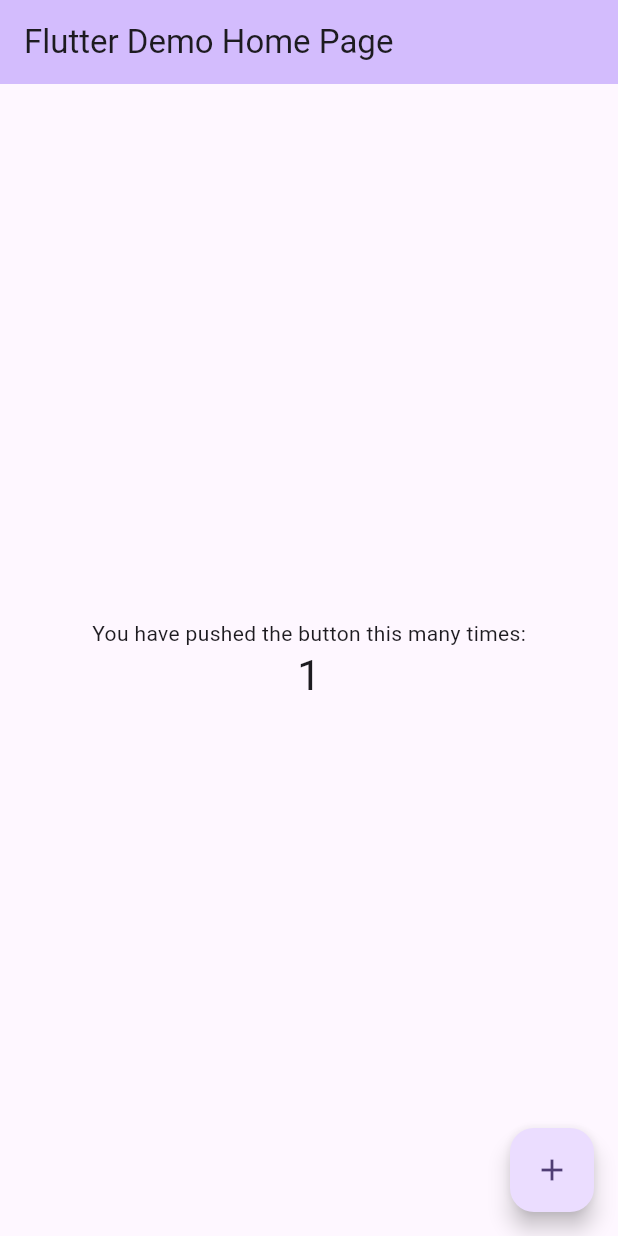
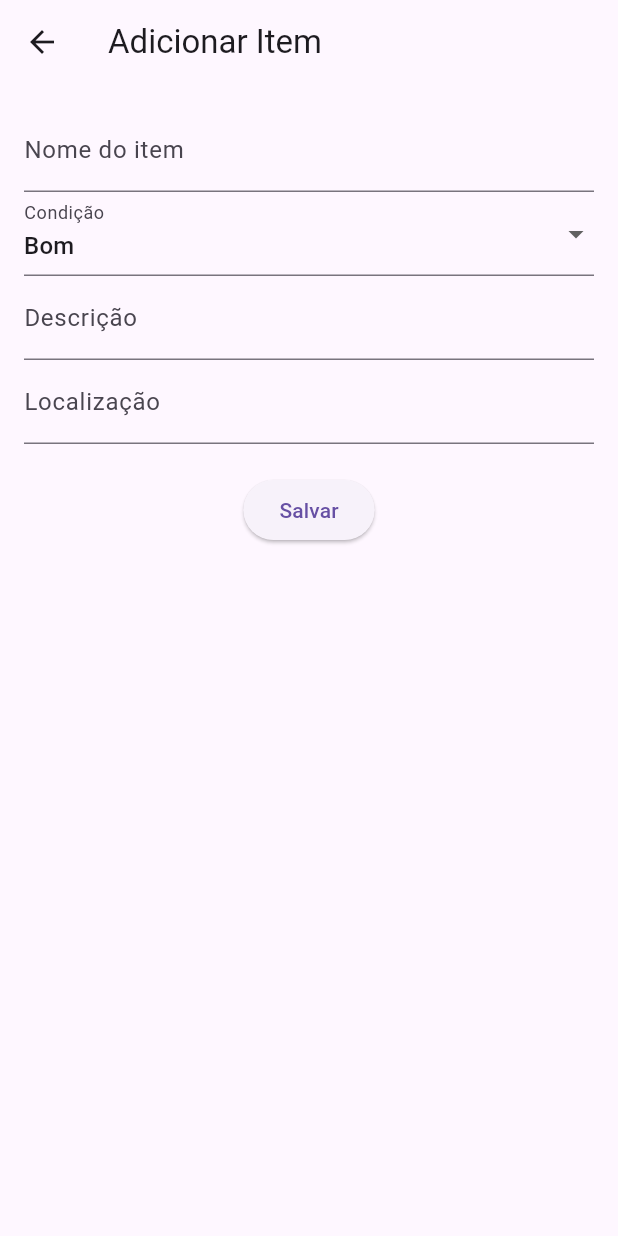
Before and after one commit to Vcards01/simple_inventory, a Flutter app: the screen it shows after launch, after a tap on the "add" icon, on a phone screen of 412 x 824 dp. Run offline on Flutter 3.47's test engine with Material 3 defaults, Android fonts, the light colour scheme and no system bars; our stand-ins replace sqflite; accounts and stored records are empty.

Commit message:
Tela inicial, Tela de adição e tela de edicao/exclusao

```diff
--- a/lib/main.dart
+++ b/lib/main.dart
@@ -1,125 +1,19 @@
 import 'package:flutter/material.dart';
 
-void main() {
-  runApp(const MyApp());
-}
+import '/ui/itemslist.dart';
+
+void main() => runApp(new MyApp());
 
 class MyApp extends StatelessWidget {
-  const MyApp({super.key});
-
-  // This widget is the root of your application.
   @override
   Widget build(BuildContext context) {
     return MaterialApp(
-      title: 'Flutter Demo',
-      theme: ThemeData(
-        // This is the theme of your application.
-        //
-        // TRY THIS: Try running your application with "flutter run". You'll see
-        // the application has a purple toolbar. Then, without quitting the app,
-        // try changing the seedColor in the colorScheme below to Colors.green
-        // and then invoke "hot reload" (save your changes or press the "hot
-        // reload" button in a Flutter-supported IDE, or press "r" if you used
-        // the command line to start the app).
-        //
-        // Notice that the counter didn't reset back to zero; the application
-        // state is not lost during the reload. To reset the state, use hot
-        // restart instead.
-        //
-        // This works for code too, not just values: Most code changes can be
-        // tested with just a hot reload.
-        colorScheme: ColorScheme.fromSeed(seedColor: Colors.deepPurple),
-        useMaterial3: true,
+      title: 'Simple Inventory',
+      themeMode: ThemeMode.system,
+      darkTheme: ThemeData(
+        brightness: Brightness.dark,
       ),
-      home: const MyHomePage(title: 'Flutter Demo Home Page'),
+      home: new ItemList(),
     );
   }
 }
-
-class MyHomePage extends StatefulWidget {
-  const MyHomePage({super.key, required this.title});
-
-  // This widget is the home page of your application. It is stateful, meaning
-  // that it has a State object (defined below) that contains fields that affect
-  // how it looks.
-
-  // This class is the configuration for the state. It holds the values (in this
-  // case the title) provided by the parent (in this case the App widget) and
-  // used by the build method of the State. Fields in a Widget subclass are
-  // always marked "final".
-
-  final String title;
-
-  @override
-  State<MyHomePage> createState() => _MyHomePageState();
-}
-
-class _MyHomePageState extends State<MyHomePage> {
-  int _counter = 0;
-
-  void _incrementCounter() {
-    setState(() {
-      // This call to setState tells the Flutter framework that something has
-      // changed in this State, which causes it to rerun the build method below
-      // so that the display can reflect the updated values. If we changed
-      // _counter without calling setState(), then the build method would not be
-      // called again, and so nothing would appear to happen.
-      _counter++;
-    });
-  }
-
-  @override
-  Widget build(BuildContext context) {
-    // This method is rerun every time setState is called, for instance as done
-    // by the _incrementCounter method above.
-    //
-    // The Flutter framework has been optimized to make rerunning build methods
-    // fast, so that you can just rebuild anything that needs updating rather
-    // than having to individually change instances of widgets.
-    return Scaffold(
-      appBar: AppBar(
-        // TRY THIS: Try changing the color here to a specific color (to
-        // Colors.amber, perhaps?) and trigger a hot reload to see the AppBar
-        // change color while the other colors stay the same.
-        backgroundColor: Theme.of(context).colorScheme.inversePrimary,
-        // Here we take the value from the MyHomePage object that was created by
-        // the App.build method, and use it to set our appbar title.
-        title: Text(widget.title),
-      ),
-      body: Center(
-        // Center is a layout widget. It takes a single child and positions it
-        // in the middle of the parent.
-        child: Column(
-          // Column is also a layout widget. It takes a list of children and
-          // arranges them vertically. By default, it sizes itself to fit its
-          // children horizontally, and tries to be as tall as its parent.
-          //
-          // Column has various properties to control how it sizes itself and
-          // how it positions its children. Here we use mainAxisAlignment to
-          // center the children vertically; the main axis here is the vertical
-          // axis because Columns are vertical (the cross axis would be
-          // horizontal).
-          //
-          // TRY THIS: Invoke "debug painting" (choose the "Toggle Debug Paint"
-          // action in the IDE, or press "p" in the console), to see the
-          // wireframe for each widget.
-          mainAxisAlignment: MainAxisAlignment.center,
-          children: <Widget>[
-            const Text(
-              'You have pushed the button this many times:',
-            ),
-            Text(
-              '$_counter',
-              style: Theme.of(context).textTheme.headlineMedium,
-            ),
-          ],
-        ),
-      ),
-      floatingActionButton: FloatingActionButton(
-        onPressed: _incrementCounter,
-        tooltip: 'Increment',
-        child: const Icon(Icons.add),
-      ), // This trailing comma makes auto-formatting nicer for build methods.
-    );
-  }
-}
--- a/lib/model/item.dart
+++ b/lib/model/item.dart
@@ -28,6 +28,8 @@ class Item {
   String get condition => _condition;
 
   String? get description => _description;
+
+  String get location => _location;
 
   String get name => _name;
 
--- /dev/null
+++ b/lib/ui/additem.dart
@@ -0,0 +1,88 @@
+import 'package:flutter/material.dart';
+import '../model/item.dart';
+import '../repository/dbhelper.dart';
+
+class AddItem extends StatefulWidget {
+  @override
+  _AddItemState createState() => _AddItemState();
+}
+
+class _AddItemState extends State<AddItem> {
+  DbHelper helper = DbHelper();
+  final _nameController = TextEditingController();
+  final _descriptionController = TextEditingController();
+  final _locationController = TextEditingController();
+  String _selectedCondition = 'Bom';
+
+  @override
+  Widget build(BuildContext context) {
+    return Scaffold(
+        resizeToAvoidBottomInset: true,
+        appBar: AppBar(
+          title: Text("Adicionar Item"),
+        ),
+        body: SingleChildScrollView(
+          child: Padding(
+            padding: const EdgeInsets.all(16.0),
+            child: Column(
+              children: <Widget>[
+                TextField(
+                  controller: _nameController,
+                  decoration: InputDecoration(labelText: "Nome do item"),
+                ),
+                DropdownButtonFormField<String>(
+                  value: _selectedCondition,
+                  decoration: InputDecoration(labelText: "Condição"),
+                  items: ['Ruim', 'Razoável', 'Bom', 'Muito Bom'].map((String value) {
+                    return DropdownMenuItem<String>(
+                      value: value,
+                      child: Text(value),
+                    );
+                  }).toList(),
+                  onChanged: (newValue) {
+                    setState(() {
+                      _selectedCondition = newValue!;
+                    });
+                  },
+                ),
+                TextField(
+                  controller: _descriptionController,
+                  decoration: InputDecoration(labelText: "Descrição"),
+                ),
+                TextField(
+                  controller: _locationController,
+                  decoration: InputDecoration(labelText: "Localização"),
+                ),
+                SizedBox(height: 20),
+                ElevatedButton(
+                  child: Text("Salvar"),
+                  onPressed: () {
+                    _saveItem();
+                  },
+                ),
+              ],
+            ),
+          ),
+        ));
+  }
+
+  void _saveItem() async {
+    String name = _nameController.text;
+    String condition = _selectedCondition;
+    String description = _descriptionController.text;
+    String location = _locationController.text;
+
+    if (name.isNotEmpty && condition.isNotEmpty && description.isNotEmpty && location.isNotEmpty) {
+      Item newItem = Item(
+        name,
+        location,
+        condition,
+        description
+      );
+      await helper.createItem(newItem);
+
+
+      Navigator.pop(context, true);
+    }
+  }
+}
--- /dev/null
+++ b/lib/ui/deleteorupdateitem.dart
@@ -0,0 +1,146 @@
+import 'package:flutter/material.dart';
+import '../model/item.dart';
+import '../repository/dbhelper.dart';
+
+class EditItem extends StatefulWidget {
+  final Item item;
+
+  EditItem({required this.item});
+
+  @override
+  _EditItemState createState() => _EditItemState();
+}
+
+class _EditItemState extends State<EditItem> {
+  DbHelper helper = DbHelper();
+
+  final _nameController = TextEditingController();
+  final _descriptionController = TextEditingController();
+  final _locationController = TextEditingController();
+  String _selectedCondition = 'Bom';
+
+  @override
+  void initState() {
+    super.initState();
+
+    _nameController.text = widget.item.name;
+    _descriptionController.text = widget.item.description!;
+    _locationController.text = widget.item.location;
+    _selectedCondition = widget.item.condition;
+  }
+
+  @override
+  Widget build(BuildContext context) {
+    return Scaffold(
+      appBar: AppBar(
+        title: Text("Editar Item"),
+        actions: [
+          IconButton(
+            icon: Icon(Icons.delete),
+            onPressed: () {
+              _confirmDelete();
+            },
+          ),
+        ],
+      ),
+      body: SingleChildScrollView(
+        child: Padding(
+          padding: const EdgeInsets.all(16.0),
+          child: Column(
+            children: <Widget>[
+              TextField(
+                controller: _nameController,
+                decoration: InputDecoration(labelText: "Nome do item"),
+              ),
+
+              DropdownButtonFormField<String>(
+                value: _selectedCondition,
+                decoration: InputDecoration(labelText: "Condição"),
+                items: ['Ruim', 'Razoável', 'Bom', 'Muito Bom'].map((String value) {
+                  return DropdownMenuItem<String>(
+                    value: value,
+                    child: Text(value),
+                  );
+                }).toList(),
+                onChanged: (newValue) {
+                  setState(() {
+                    _selectedCondition = newValue!;
+                  });
+                },
+              ),
+
+              TextField(
+                controller: _descriptionController,
+                decoration: InputDecoration(labelText: "Descrição"),
+              ),
+              TextField(
+                controller: _locationController,
+                decoration: InputDecoration(labelText: "Localização"),
+              ),
+              SizedBox(height: 20),
+              ElevatedButton(
+                child: Text("Salvar"),
+                onPressed: () {
+                  _saveItem();
+                },
+              ),
+            ],
+          ),
+        ),
+      ),
+    );
+  }
+
+  void _saveItem() async {
+    String name = _nameController.text;
+    String condition = _selectedCondition;
+    String description = _descriptionController.text;
+    String location = _locationController.text;
+
+    if (name.isNotEmpty && condition.isNotEmpty && description.isNotEmpty && location.isNotEmpty) {
+      widget.item.name = name;
+      widget.item.condition = condition;
+      widget.item.description = description;
+      widget.item.location = location;
+
+      await helper.updateItem(widget.item);
+
+      Navigator.pop(context, true);
+    }
+  }
+
+  void _confirmDelete() {
+    showDialog(
+      context: context,
+      builder: (BuildContext context) {
+        return AlertDialog(
+          title: Text("Excluir Item"),
+          content: Text("Tem certeza que deseja excluir este item?"),
+          actions: <Widget>[
+            TextButton(
+              child: Text("Cancelar"),
+              onPressed: () {
+                Navigator.of(context).pop();
+              },
+            ),
+            TextButton(
+              child: Text("Excluir"),
+              onPressed: () {
+                _deleteItem();
+              },
+            ),
+          ],
+        );
+      },
+    );
+  }
+
+  void _deleteItem() async {
+    if (widget.item.id != null) {
+      await helper.deleteItem(widget.item.id!);
+    }
+
+    Navigator.of(context).pop();
+    Navigator.of(context).pop(true);
+  }
+}
--- /dev/null
+++ b/lib/ui/itemslist.dart
@@ -0,0 +1,135 @@
+import 'package:flutter/material.dart';
+import '../model/item.dart';
+import '../repository/dbhelper.dart';
+import 'additem.dart';
+import 'deleteorupdateitem.dart';
+
+class ItemList extends StatefulWidget {
+  @override
+  State<StatefulWidget> createState() => ItemListState();
+}
+
+class ItemListState extends State<ItemList> {
+
+  DbHelper helper = DbHelper();
+  List<Item>? items;
+  int count = 0;
+
+  void getData() {
+
+    var dbFuture = helper.initializeDb();
+
+    dbFuture.then( (result) {
+
+      var itemsFuture = helper.getItems();
+
+      itemsFuture.then( (result) {
+
+        List<Item> itemList = [];
+
+        count = result.length;
+
+        for (int i=0; i<count; i++) {
+          itemList.add(Item.fromMap(result[i]));
+        }
+
+        setState(() {
+          items = itemList;
+        });
+      });
+    });
+  }
+
+  @override
+  Widget build(BuildContext context) {
+    if (items == null) {
+
+      items = [];
+
+      getData();
+    }
+
+    return Scaffold(
+
+      appBar: AppBar(
+        title: Text("Simple Inventory"),
+      ),
+
+      body: listItems(),
+
+      floatingActionButton: FloatingActionButton(
+        onPressed: () async {
+          bool? result = await Navigator.push(
+            context,
+            MaterialPageRoute(builder: (context) => AddItem()),
+          );
+
+          if (result != null && result) {
+            getData();
+          }
+        },
+        tooltip: "Adicionar novo Item",
+        child: Icon(Icons.add),
+      ),
+    );
+  }
+
+  ListView listItems() {
+    return ListView.builder(
+      itemCount: count,
+      itemBuilder: (BuildContext context, int position) {
+        return Card(
+          elevation: 2.0,
+          child: ListTile(
+            leading: CircleAvatar(
+              backgroundColor: getColor(this.items![position].condition),
+            ),
+            title: Text(this.items![position].name),
+            subtitle: Column(
+              crossAxisAlignment: CrossAxisAlignment.start,
+              children: [
+                Text('Condição: ${this.items![position].condition}'),
+                Text('Descrição: ${this.items![position].description}'),
+                Text('Localização: ${this.items![position].location}'),
+              ],
+            ),
+            onTap: () {
+
+              Navigator.push(
+                context,
+                MaterialPageRoute(
+                  builder: (context) => EditItem(item: this.items![position]),
+                ),
+              ).then((value) {
+                getData();
+              });
+            },
+          ),
+        );
+      },
+    );
+  }
+
+  Color getColor(String condition) {
+
+    switch (condition) {
+      case 'Ruim':
+        return Colors.red;
+        break;
+      case 'Razoável':
+        return Colors.orange;
+        break;
+      case 'Bom':
+        return Colors.yellow;
+        break;
+      case 'Muito Bom':
+        return Colors.green;
+        break;
+
+      default:
+        return Colors.green;
+    }
+
+  }
+
+}
--- a/pubspec.yaml
+++ b/pubspec.yaml
@@ -42,6 +42,7 @@ dependencies:
 dev_dependencies:
   flutter_test:
     sdk: flutter
+  flutter_launcher_icons: ^0.13.1
 
   # The "flutter_lints" package below contains a set of recommended lints to
   # encourage good coding practices. The lint set provided by the package is
@@ -49,6 +50,11 @@ dev_dependencies:
   # package. See that file for information about deactivating specific lint
   # rules and activating additional ones.
   flutter_lints: ^3.0.0
+
+flutter_icons:
+  android: true
+  ios: false
+  image_path: "assets/images/logo.jpg"
 
 # For information on the generic Dart part of this file, see the
 # following page: https://dart.dev/tools/pub/pubspec
```
Also changed, not shown: assets/images/logo.jpg (added), pubspec.lock, 7 other files.
